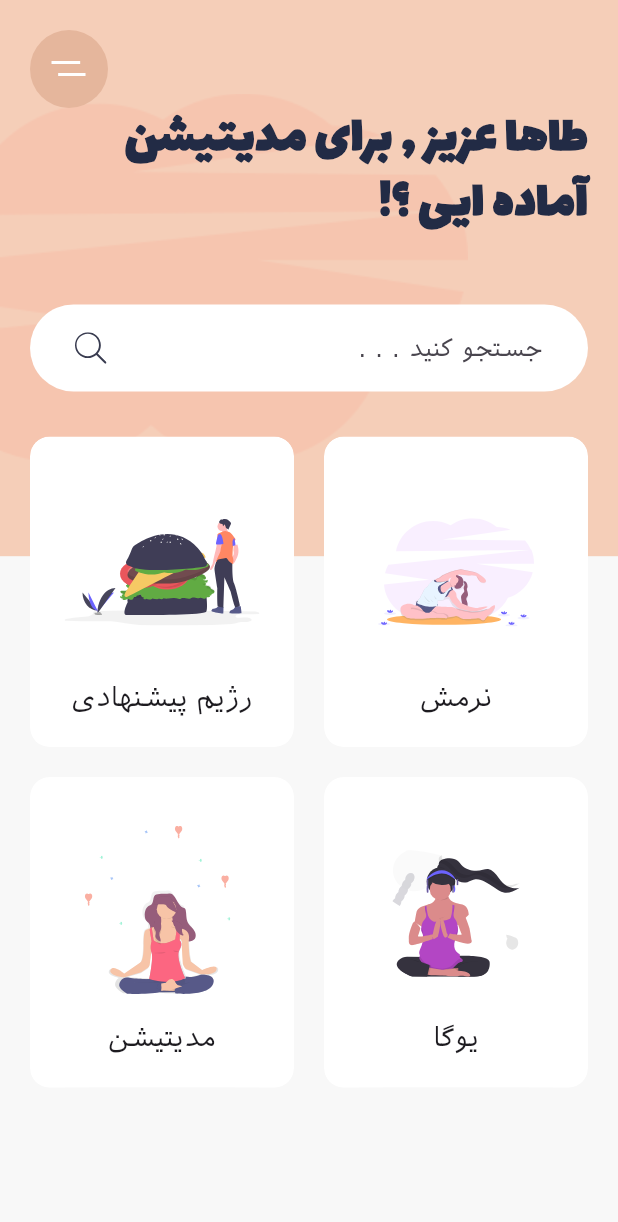
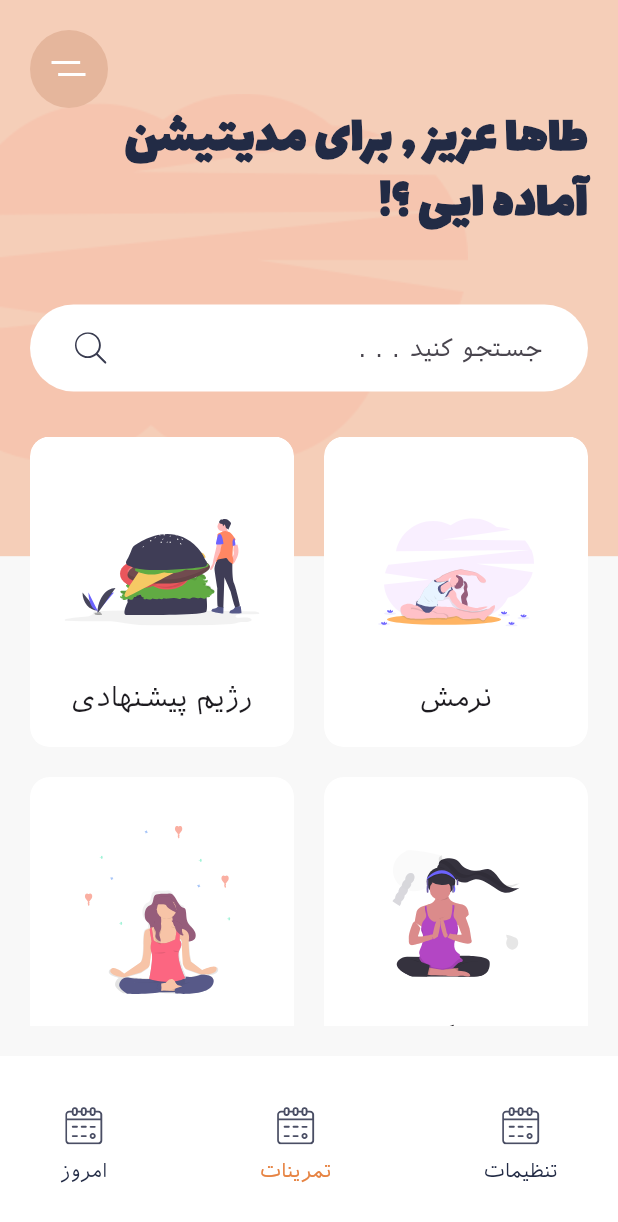
Before and after one commit to thzu0/Meditaion, a Flutter app: the screen it shows after launch, on a phone screen of 412 x 824 dp. Shown: the top 1222 px of the screen. Run offline on Flutter 3.47's test engine with Material 3 defaults, Android fonts, the phone set to English and light mode, and no system bars; our stand-ins replace flutter_svg.

Commit message:
create bottom nav

```diff
--- a/lib/main.dart
+++ b/lib/main.dart
@@ -1,6 +1,7 @@
 import 'package:flutter/material.dart';
 import 'package:flutter_svg/svg.dart';
 import 'package:meditaion_app/constans/constans.dart';
+import 'package:meditaion_app/widget/bottom_nav_items_widget.dart';
 import 'package:meditaion_app/widget/category_widget.dart';
 
 void main() {
@@ -33,6 +34,31 @@ class HomeScreen extends StatelessWidget {
   Widget build(BuildContext context) {
     Size size = MediaQuery.of(context).size;
     return Scaffold(
+      bottomNavigationBar: Container(
+        padding: EdgeInsets.symmetric(horizontal: 40.0, vertical: 30.0),
+        height: 120.0,
+        color: Colors.white,
+        child: Row(
+          mainAxisAlignment: MainAxisAlignment.spaceBetween,
+          children: [
+            BuildBottomNavItems(
+              svgSrc: 'assets/icons/calendar.svg',
+              title: 'امروز',
+              isActive: false,
+            ),
+            BuildBottomNavItems(
+              svgSrc: 'assets/icons/calendar.svg',
+              title: 'تمرینات',
+              isActive: true,
+            ),
+            BuildBottomNavItems(
+              svgSrc: 'assets/icons/calendar.svg',
+              title: 'تنظیمات',
+              isActive: false,
+            ),
+          ],
+        ),
+      ),
       body: Stack(
         children: [
           Container(
--- /dev/null
+++ b/lib/widget/bottom_nav_items_widget.dart
@@ -0,0 +1,35 @@
+import 'package:flutter/material.dart';
+import 'package:flutter_svg/svg.dart';
+import 'package:meditaion_app/constans/constans.dart';
+
+class BuildBottomNavItems extends StatelessWidget {
+  final String svgSrc;
+  final String title;
+  final VoidCallback? press;
+  final bool isActive;
+  const BuildBottomNavItems({
+    super.key,
+    required this.svgSrc,
+    required this.title,
+    this.press,
+    required this.isActive,
+  });
+
+  @override
+  Widget build(BuildContext context) {
+    return Column(
+      mainAxisAlignment: MainAxisAlignment.spaceAround,
+      children: [
+        SvgPicture.asset(svgSrc),
+        Text(
+          title,
+          style: TextStyle(
+            color: isActive ? kActiveIconColor : kTextColor,
+            fontFamily: 'IranSans',
+            fontSize: 13.0,
+          ),
+        ),
+      ],
+    );
+  }
+}
```
